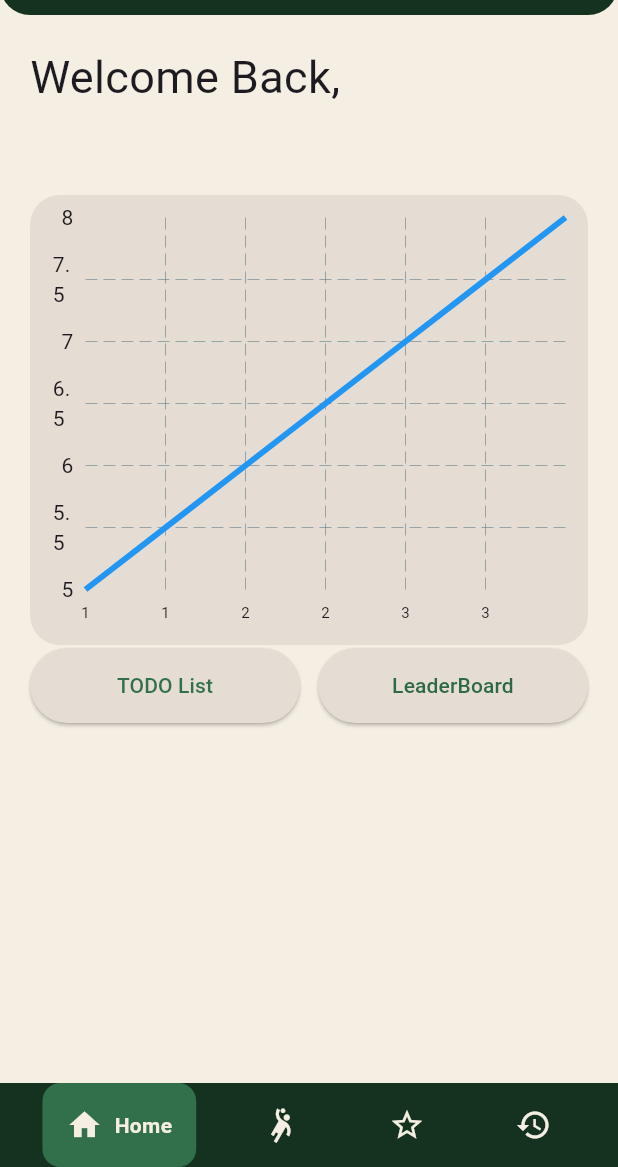
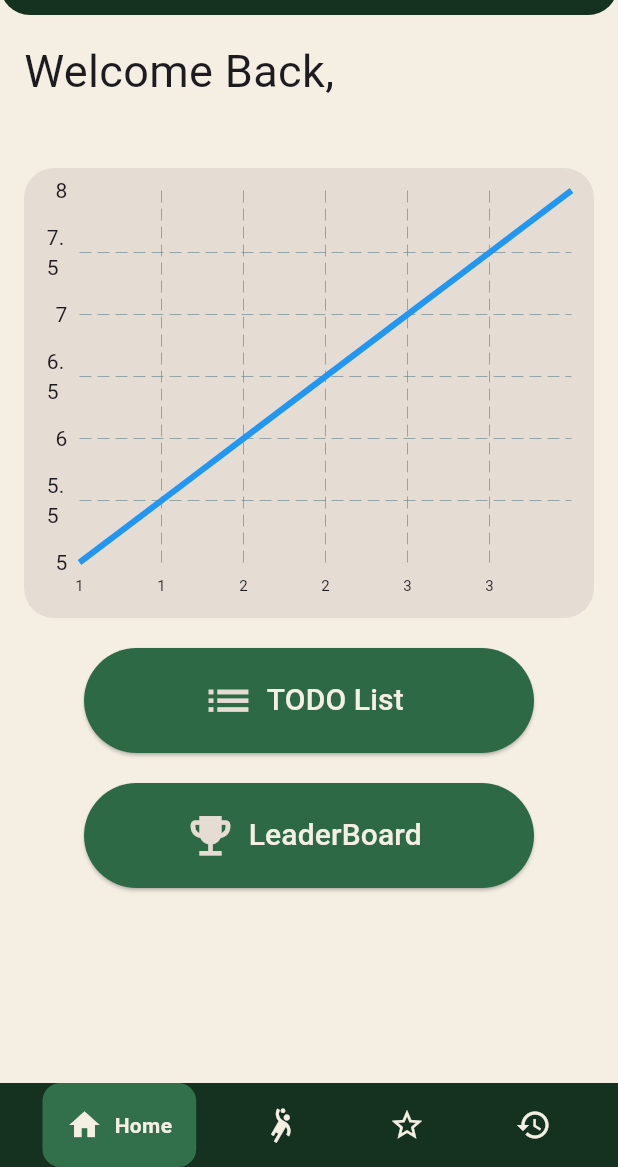
Before and after one commit to marcsaffold17/GetFitApp, a Flutter app: the MyHomePage screen opened directly, on a phone screen of 412 x 824 dp, the part 69-1236 px from its top. Run offline on Flutter 3.47's test engine with Material 3 defaults, Android fonts, the phone set to English and light mode, and no system bars; drawn by our look-alikes of fl_chart, google_nav_bar; our stand-ins replace cloud_firestore, firebase_core, firebase_storage, image_picker, shared_preferences; accounts and stored records are empty.

Commit message:
Changed homepage buttons and layout

```diff
--- a/get_fit_app/lib/view/HomePage.dart
+++ b/get_fit_app/lib/view/HomePage.dart
@@ -88,21 +88,18 @@ class _MyHomePageState extends State<MyHomePage> {
   }
 
   Widget _buildHomePage() {
-    return Stack(
+    return Scaffold(
+      backgroundColor: Color.fromARGB(255, 244, 238, 227),
+      body: Padding(
+        padding: const EdgeInsets.all(16.0),
+        child: Column(
+          crossAxisAlignment: CrossAxisAlignment.start,
           children: [
-        Positioned(
-          top: 20,
-          left: 20,
-          child: Text(
+            Text(
               "Welcome Back, \n$UserName",
               style: const TextStyle(fontSize: 30),
             ),
-        ),
-        Positioned(
-          top: 120,
-          left: 20,
-          right: 20,
-          child: Container(
+            Container(
               padding: const EdgeInsets.all(15),
               height: 300,
               decoration: BoxDecoration(
@@ -114,44 +111,63 @@ class _MyHomePageState extends State<MyHomePage> {
                 child: displayChart(_chartData, _selectedChart),
               ),
             ),
+            SizedBox(height: 20),
+            Row(
+              mainAxisAlignment: MainAxisAlignment.center,
+              children: [
+                Container(
+                  width: 300,
+                  height: 70,
+                  child: ElevatedButton.icon(
+                    icon: Icon(
+                      Icons.list,
+                      color: Color.fromARGB(255, 229, 221, 212),
+                      size: 35,
                     ),
-        Positioned(
-          bottom: 240,
-          left: 20,
-          child: Container(
-            width: 180,
-            height: 50,
-            child: ElevatedButton(
                     style: ElevatedButton.styleFrom(
-                backgroundColor: Color.fromARGB(255, 229, 221, 212),
+                      backgroundColor: Color.fromARGB(255, 46, 105, 70),
                     ),
                     onPressed: () async {
                       Navigator.push(
                         context,
-                  MaterialPageRoute(builder: (context) => ChecklistPage()),
+                        MaterialPageRoute(
+                          builder: (context) => ChecklistPage(),
+                        ),
                       );
                     },
-              child: const Text(
+                    label: const Text(
                       "TODO List",
-                style: TextStyle(color: Color.fromARGB(255, 49, 112, 75)),
+                      style: TextStyle(
+                        color: Color.fromARGB(255, 244, 238, 227),
+                        fontSize: 20,
                       ),
                     ),
                   ),
                 ),
-        Positioned(
-          bottom: 240,
-          right: 20,
-          child: Container(
-            width: 180,
-            height: 50,
-            child: ElevatedButton(
+              ],
+            ),
+            SizedBox(height: 20),
+            Row(
+              mainAxisAlignment: MainAxisAlignment.center,
+              children: [
+                Container(
+                  width: 300,
+                  height: 70,
+                  child: ElevatedButton.icon(
+                    icon: Icon(
+                      Icons.emoji_events,
+                      color: Color.fromARGB(255, 229, 221, 212),
+                      size: 35,
+                    ),
                     style: ElevatedButton.styleFrom(
-                backgroundColor: Color.fromARGB(255, 229, 221, 212),
+                      backgroundColor: Color.fromARGB(255, 46, 105, 70),
                     ),
                     onPressed: () async {
                       final updatedChart = await Navigator.push(
                         context,
-                  MaterialPageRoute(builder: (context) => LeaderboardPage()),
+                        MaterialPageRoute(
+                          builder: (context) => LeaderboardPage(),
+                        ),
                       );
                       if (updatedChart != null) {
                         setState(() {
@@ -159,15 +175,21 @@ class _MyHomePageState extends State<MyHomePage> {
                         });
                       }
                     },
-              child: const Text(
+                    label: const Text(
                       "LeaderBoard",
-                style: TextStyle(color: Color.fromARGB(255, 46, 105, 70)),
+                      style: TextStyle(
+                        color: Color.fromARGB(255, 244, 238, 227),
+                        fontSize: 20,
+                      ),
                       textAlign: TextAlign.center,
                     ),
                   ),
                 ),
+              ],
             ),
           ],
+        ),
+      ),
     );
   }
 
```
Lines whose indentation alone changed are shown as unchanged.
